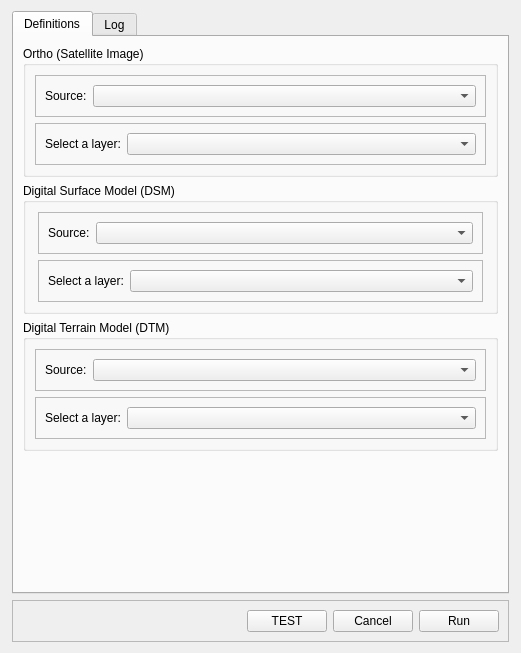
The window that citygen/citygen_dialog_base.ui (arthurRuf/3dcitybuilder) describes before a commit, drawn with Qt 5.
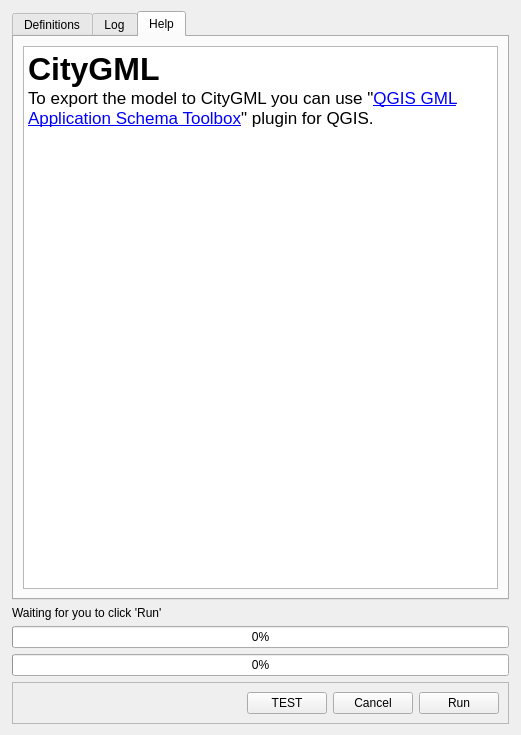
The same window after the commit. The open tabs and pages were chosen to show the change.

The edit to the form file:
```diff
--- a/citygen/citygen_dialog_base.ui
+++ b/citygen/citygen_dialog_base.ui
@@ -7,7 +7,7 @@
     <x>0</x>
     <y>0</y>
     <width>521</width>
-    <height>653</height>
+    <height>735</height>
    </rect>
   </property>
   <property name="windowTitle">
@@ -264,6 +264,46 @@
        </item>
       </layout>
      </widget>
+     <widget class="QWidget" name="tab">
+      <attribute name="title">
+       <string>Help</string>
+      </attribute>
+      <layout class="QVBoxLayout" name="verticalLayout_7">
+       <item>
+        <widget class="QTextEdit" name="textEdit">
+         <property name="html">
+          <string>&lt;!DOCTYPE HTML PUBLIC &quot;-//W3C//DTD HTML 4.0//EN&quot; &quot;http://www.w3.org/TR/REC-html40/strict.dtd&quot;&gt;
+&lt;html&gt;&lt;head&gt;&lt;meta name=&quot;qrichtext&quot; content=&quot;1&quot; /&gt;&lt;style type=&quot;text/css&quot;&gt;
+p, li { white-space: pre-wrap; }
+&lt;/style&gt;&lt;/head&gt;&lt;body style=&quot; font-family:'.AppleSystemUIFont'; font-size:13pt; font-weight:400; font-style:normal;&quot;&gt;
+&lt;p style=&quot; margin-top:0px; margin-bottom:0px; margin-left:0px; margin-right:0px; -qt-block-indent:0; text-indent:0px;&quot;&gt;&lt;span style=&quot; font-size:24pt; font-weight:600;&quot;&gt;CityGML&lt;/span&gt;&lt;/p&gt;
+&lt;p style=&quot; margin-top:0px; margin-bottom:0px; margin-left:0px; margin-right:0px; -qt-block-indent:0; text-indent:0px;&quot;&gt;To export the model to CityGML you can use &amp;quot;&lt;a href=&quot;https://plugins.qgis.org/plugins/gml_application_schema_toolbox/&quot;&gt;&lt;span style=&quot; text-decoration: underline; color:#0000ff;&quot;&gt;QGIS GML Application Schema Toolbox&lt;/span&gt;&lt;/a&gt;&amp;quot; plugin for QGIS.&lt;/p&gt;&lt;/body&gt;&lt;/html&gt;</string>
+         </property>
+        </widget>
+       </item>
+      </layout>
+     </widget>
+    </widget>
+   </item>
+   <item>
+    <widget class="QLabel" name="lblStepDescription">
+     <property name="text">
+      <string>Waiting for you to click 'Run'</string>
+     </property>
+    </widget>
+   </item>
+   <item>
+    <widget class="QProgressBar" name="prgStepProgress">
+     <property name="value">
+      <number>0</number>
+     </property>
+    </widget>
+   </item>
+   <item>
+    <widget class="QProgressBar" name="prgOverallProgress">
+     <property name="value">
+      <number>0</number>
+     </property>
     </widget>
    </item>
    <item>
```
Left out of the diff: 2 changed lines with no effect on the pictures.
